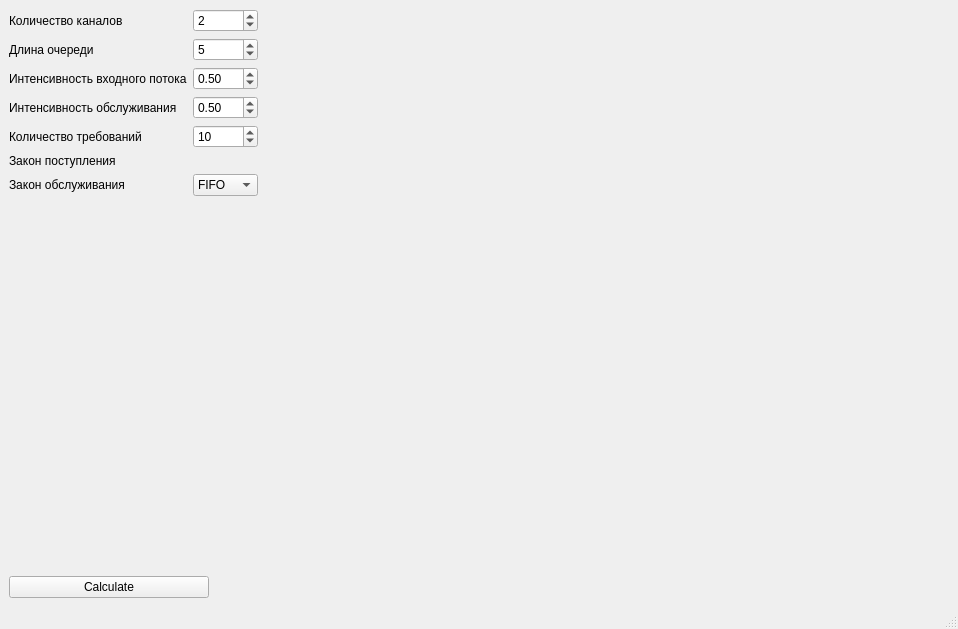
Old version of the form mainwindow.ui in the repository Kolyamba-mamba/net_lab2.
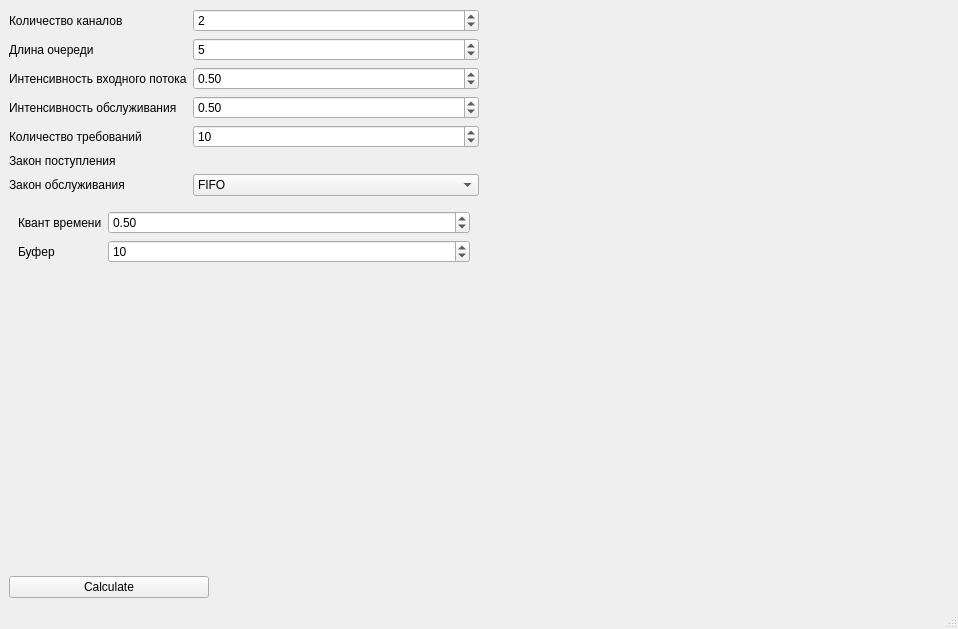
New version of the form.

Commit message: Ввод кванта времени для RR в ui, изменение вида аргумента у функций моделирования

Diff of the .ui file:
```diff
--- a/mainwindow.ui
+++ b/mainwindow.ui
@@ -162,6 +162,63 @@
             </item>
            </widget>
           </item>
+          <item row="7" column="0" colspan="2">
+           <widget class="QStackedWidget" name="stackedWidget">
+            <property name="currentIndex">
+             <number>3</number>
+            </property>
+            <widget class="QWidget" name="page"/>
+            <widget class="QWidget" name="page_2"/>
+            <widget class="QWidget" name="page_3"/>
+            <widget class="QWidget" name="page_4">
+             <layout class="QFormLayout" name="formLayout_2">
+              <item row="0" column="0">
+               <widget class="QLabel" name="label_8">
+                <property name="text">
+                 <string>Квант времени</string>
+                </property>
+               </widget>
+              </item>
+              <item row="0" column="1">
+               <widget class="QDoubleSpinBox" name="quantSpinBox">
+                <property name="minimum">
+                 <double>0.010000000000000</double>
+                </property>
+                <property name="maximum">
+                 <double>100.000000000000000</double>
+                </property>
+                <property name="singleStep">
+                 <double>0.050000000000000</double>
+                </property>
+                <property name="value">
+                 <double>0.500000000000000</double>
+                </property>
+               </widget>
+              </item>
+              <item row="1" column="0">
+               <widget class="QLabel" name="label_9">
+                <property name="text">
+                 <string>Буфер</string>
+                </property>
+               </widget>
+              </item>
+              <item row="1" column="1">
+               <widget class="QSpinBox" name="bufferSpinBox">
+                <property name="minimum">
+                 <number>1</number>
+                </property>
+                <property name="maximum">
+                 <number>1000</number>
+                </property>
+                <property name="value">
+                 <number>10</number>
+                </property>
+               </widget>
+              </item>
+             </layout>
+            </widget>
+           </widget>
+          </item>
          </layout>
         </item>
         <item>
```
The commit also changes 3 other files.
